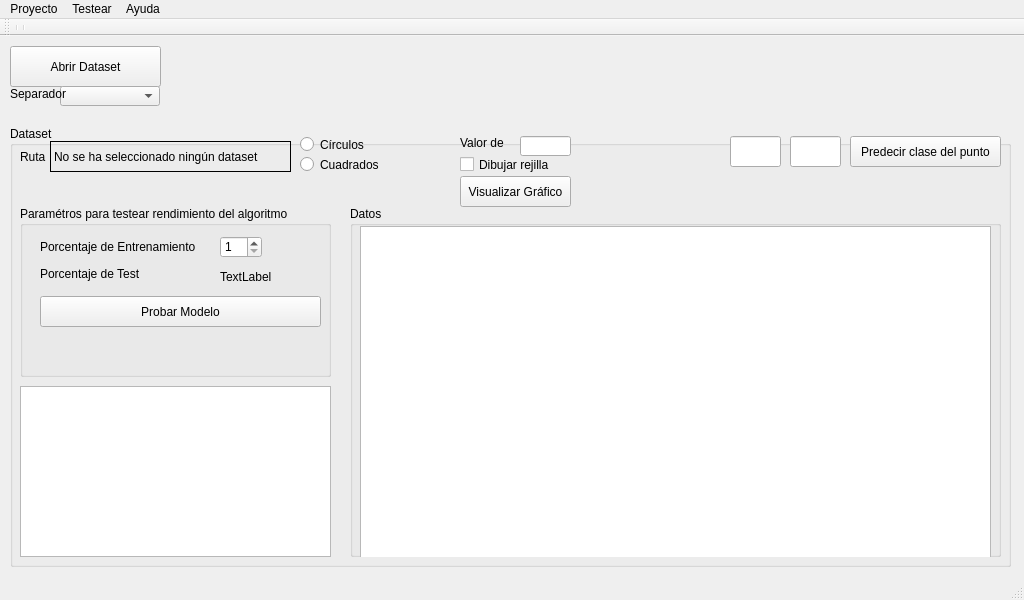
This is src/UI/QT_Main.ui in hectornauta/kavecinos as Qt 5 draws it before an edit. The edited form follows.
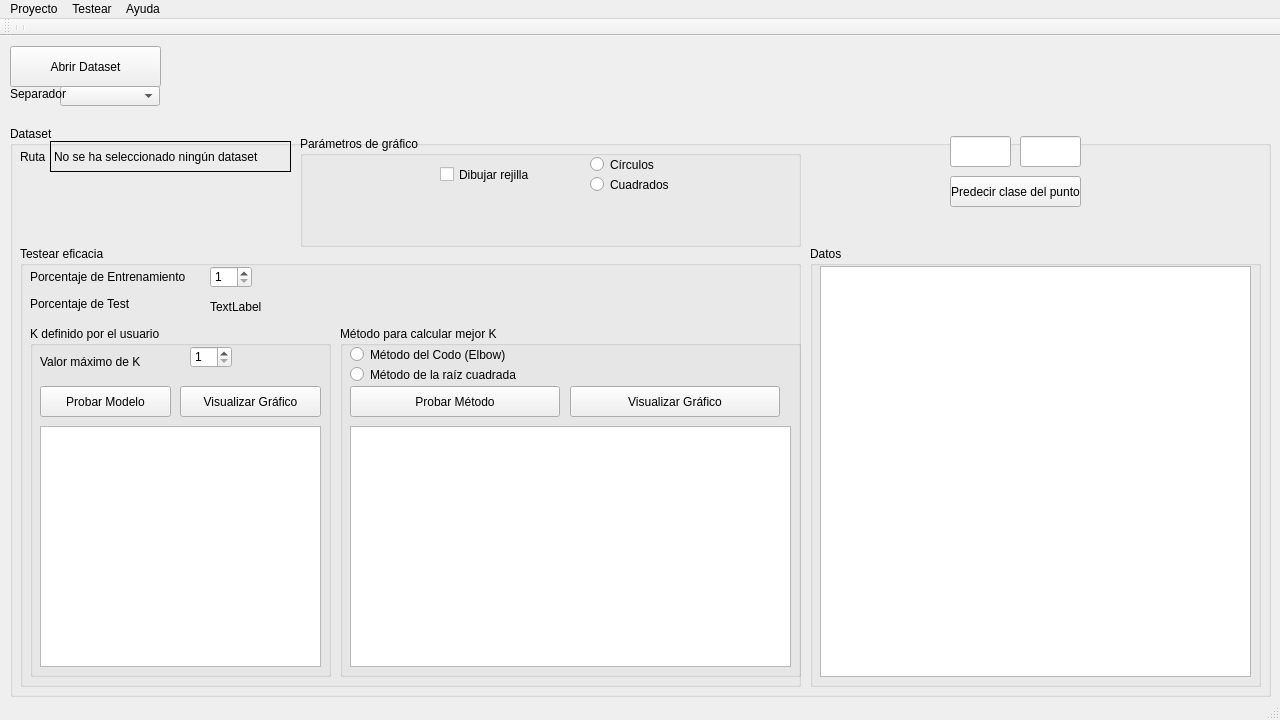
This is the edited form.

Commit message:
Renovación de la interfaz
interfaz cambiada
Agregado el método de obtener k mediante SQRT

Diff of the .ui file:
```diff
--- a/src/UI/QT_Main.ui
+++ b/src/UI/QT_Main.ui
@@ -6,8 +6,8 @@
    <rect>
     <x>0</x>
     <y>0</y>
-    <width>1024</width>
-    <height>600</height>
+    <width>1280</width>
+    <height>720</height>
    </rect>
   </property>
   <property name="windowTitle">
@@ -19,8 +19,8 @@
      <rect>
       <x>10</x>
       <y>90</y>
-      <width>1001</width>
-      <height>441</height>
+      <width>1261</width>
+      <height>571</height>
      </rect>
     </property>
     <property name="title">
@@ -61,33 +61,286 @@
     <widget class="QGroupBox" name="groupBox_2">
      <property name="geometry">
       <rect>
-       <x>10</x>
-       <y>80</y>
-       <width>311</width>
-       <height>171</height>
+       <x>800</x>
+       <y>120</y>
+       <width>451</width>
+       <height>441</height>
       </rect>
      </property>
      <property name="title">
-      <string>Paramétros para testear rendimiento del algoritmo</string>
+      <string>Datos</string>
      </property>
-     <widget class="QLabel" name="labelEntrenamiento">
+     <widget class="QTableWidget" name="tableWidget">
       <property name="geometry">
        <rect>
-        <x>20</x>
+        <x>10</x>
+        <y>20</y>
+        <width>431</width>
+        <height>411</height>
+       </rect>
+      </property>
+     </widget>
+    </widget>
+    <widget class="QLineEdit" name="linePuntoX">
+     <property name="geometry">
+      <rect>
+       <x>940</x>
+       <y>10</y>
+       <width>61</width>
+       <height>31</height>
+      </rect>
+     </property>
+    </widget>
+    <widget class="QLineEdit" name="linePuntoY">
+     <property name="geometry">
+      <rect>
+       <x>1010</x>
+       <y>10</y>
+       <width>61</width>
+       <height>31</height>
+      </rect>
+     </property>
+    </widget>
+    <widget class="QPushButton" name="btnPredecirPunto">
+     <property name="geometry">
+      <rect>
+       <x>940</x>
+       <y>50</y>
+       <width>131</width>
+       <height>31</height>
+      </rect>
+     </property>
+     <property name="text">
+      <string>Predecir clase del punto</string>
+     </property>
+    </widget>
+    <widget class="QGroupBox" name="grupoArmarGrid">
+     <property name="geometry">
+      <rect>
+       <x>290</x>
+       <y>10</y>
+       <width>501</width>
+       <height>111</height>
+      </rect>
+     </property>
+     <property name="title">
+      <string>Parámetros de gráfico</string>
+     </property>
+     <widget class="QCheckBox" name="checkRejilla">
+      <property name="geometry">
+       <rect>
+        <x>140</x>
         <y>30</y>
-        <width>171</width>
-        <height>21</height>
+        <width>101</width>
+        <height>17</height>
        </rect>
       </property>
       <property name="text">
-       <string>Porcentaje de Entrenamiento</string>
+       <string>Dibujar rejilla</string>
       </property>
+     </widget>
+     <widget class="QRadioButton" name="radioCirculo">
+      <property name="geometry">
+       <rect>
+        <x>290</x>
+        <y>20</y>
+        <width>82</width>
+        <height>17</height>
+       </rect>
+      </property>
+      <property name="text">
+       <string>Círculos</string>
+      </property>
+     </widget>
+     <widget class="QRadioButton" name="radioCuadrado">
+      <property name="geometry">
+       <rect>
+        <x>290</x>
+        <y>40</y>
+        <width>82</width>
+        <height>17</height>
+       </rect>
+      </property>
+      <property name="text">
+       <string>Cuadrados</string>
+      </property>
+     </widget>
+    </widget>
+    <widget class="QGroupBox" name="grupoTest">
+     <property name="geometry">
+      <rect>
+       <x>10</x>
+       <y>120</y>
+       <width>781</width>
+       <height>441</height>
+      </rect>
+     </property>
+     <property name="title">
+      <string>Testear eficacia</string>
+     </property>
+     <widget class="QGroupBox" name="grupoTestMetodo">
+      <property name="geometry">
+       <rect>
+        <x>320</x>
+        <y>80</y>
+        <width>461</width>
+        <height>351</height>
+       </rect>
+      </property>
+      <property name="title">
+       <string>Método para calcular mejor K</string>
+      </property>
+      <widget class="QPlainTextEdit" name="txtMejorK">
+       <property name="geometry">
+        <rect>
+         <x>10</x>
+         <y>100</y>
+         <width>441</width>
+         <height>241</height>
+        </rect>
+       </property>
+      </widget>
+      <widget class="QRadioButton" name="radioElbow">
+       <property name="geometry">
+        <rect>
+         <x>10</x>
+         <y>20</y>
+         <width>221</width>
+         <height>17</height>
+        </rect>
+       </property>
+       <property name="text">
+        <string>Método del Codo (Elbow)</string>
+       </property>
+      </widget>
+      <widget class="QRadioButton" name="radioRaiz">
+       <property name="geometry">
+        <rect>
+         <x>10</x>
+         <y>40</y>
+         <width>211</width>
+         <height>17</height>
+        </rect>
+       </property>
+       <property name="text">
+        <string>Método de la raíz cuadrada</string>
+       </property>
+      </widget>
+      <widget class="QPushButton" name="btnGraficoMetodo">
+       <property name="geometry">
+        <rect>
+         <x>230</x>
+         <y>60</y>
+         <width>210</width>
+         <height>31</height>
+        </rect>
+       </property>
+       <property name="text">
+        <string>Visualizar Gráfico</string>
+       </property>
+      </widget>
+      <widget class="QPushButton" name="btnTestMetodo">
+       <property name="geometry">
+        <rect>
+         <x>10</x>
+         <y>60</y>
+         <width>210</width>
+         <height>31</height>
+        </rect>
+       </property>
+       <property name="text">
+        <string>Probar Método</string>
+       </property>
+      </widget>
+     </widget>
+     <widget class="QGroupBox" name="grupoTestUsuario">
+      <property name="geometry">
+       <rect>
+        <x>10</x>
+        <y>80</y>
+        <width>301</width>
+        <height>351</height>
+       </rect>
+      </property>
+      <property name="title">
+       <string>K definido por el usuario</string>
+      </property>
+      <widget class="QPushButton" name="btnTestUsuario">
+       <property name="geometry">
+        <rect>
+         <x>10</x>
+         <y>60</y>
+         <width>131</width>
+         <height>31</height>
+        </rect>
+       </property>
+       <property name="text">
+        <string>Probar Modelo</string>
+       </property>
+      </widget>
+      <widget class="QPlainTextEdit" name="txtTest">
+       <property name="geometry">
+        <rect>
+         <x>10</x>
+         <y>100</y>
+         <width>281</width>
+         <height>241</height>
+        </rect>
+       </property>
+       <property name="font">
+        <font>
+         <pointsize>10</pointsize>
+        </font>
+       </property>
+      </widget>
+      <widget class="QSpinBox" name="spinKUsuario">
+       <property name="geometry">
+        <rect>
+         <x>160</x>
+         <y>20</y>
+         <width>42</width>
+         <height>22</height>
+        </rect>
+       </property>
+       <property name="minimum">
+        <number>1</number>
+       </property>
+       <property name="maximum">
+        <number>20</number>
+       </property>
+      </widget>
+      <widget class="QLabel" name="labelKTest">
+       <property name="geometry">
+        <rect>
+         <x>10</x>
+         <y>20</y>
+         <width>131</width>
+         <height>31</height>
+        </rect>
+       </property>
+       <property name="text">
+        <string>Valor máximo de K</string>
+       </property>
+      </widget>
+      <widget class="QPushButton" name="btnGraficoUsuario">
+       <property name="geometry">
+        <rect>
+         <x>150</x>
+         <y>60</y>
+         <width>141</width>
+         <height>31</height>
+        </rect>
+       </property>
+       <property name="text">
+        <string>Visualizar Gráfico</string>
+       </property>
+      </widget>
      </widget>
      <widget class="QLabel" name="labelTest">
       <property name="geometry">
        <rect>
-        <x>20</x>
-        <y>60</y>
+        <x>10</x>
+        <y>50</y>
         <width>171</width>
         <height>16</height>
        </rect>
@@ -96,11 +349,37 @@
        <string>Porcentaje de Test</string>
       </property>
      </widget>
+     <widget class="QLabel" name="labelTest_2">
+      <property name="geometry">
+       <rect>
+        <x>190</x>
+        <y>50</y>
+        <width>51</width>
+        <height>21</height>
+       </rect>
+      </property>
+      <property name="text">
+       <string>TextLabel</string>
+      </property>
+     </widget>
+     <widget class="QLabel" name="labelEntrenamiento">
+      <property name="geometry">
+       <rect>
+        <x>10</x>
+        <y>20</y>
+        <width>171</width>
+        <height>21</height>
+       </rect>
+      </property>
+      <property name="text">
+       <string>Porcentaje de Entrenamiento</string>
+      </property>
+     </widget>
      <widget class="QSpinBox" name="spinEntrenamiento">
       <property name="geometry">
        <rect>
-        <x>200</x>
-        <y>30</y>
+        <x>190</x>
+        <y>20</y>
         <width>42</width>
         <height>22</height>
        </rect>
@@ -112,173 +391,6 @@
        <number>99</number>
       </property>
      </widget>
-     <widget class="QLabel" name="labelTest_2">
-      <property name="geometry">
-       <rect>
-        <x>200</x>
-        <y>60</y>
-        <width>51</width>
-        <height>21</height>
-       </rect>
-      </property>
-      <property name="text">
-       <string>TextLabel</string>
-      </property>
-     </widget>
-     <widget class="QPushButton" name="btnTest">
-      <property name="geometry">
-       <rect>
-        <x>20</x>
-        <y>90</y>
-        <width>281</width>
-        <height>31</height>
-       </rect>
-      </property>
-      <property name="text">
-       <string>Probar Modelo</string>
-      </property>
-     </widget>
-    </widget>
-    <widget class="QGroupBox" name="groupBox_3">
-     <property name="geometry">
-      <rect>
-       <x>340</x>
-       <y>80</y>
-       <width>651</width>
-       <height>351</height>
-      </rect>
-     </property>
-     <property name="title">
-      <string>Datos</string>
-     </property>
-     <widget class="QTableWidget" name="tableWidget">
-      <property name="geometry">
-       <rect>
-        <x>10</x>
-        <y>20</y>
-        <width>631</width>
-        <height>341</height>
-       </rect>
-      </property>
-     </widget>
-    </widget>
-    <widget class="QPlainTextEdit" name="txtDebug">
-     <property name="geometry">
-      <rect>
-       <x>10</x>
-       <y>260</y>
-       <width>311</width>
-       <height>171</height>
-      </rect>
-     </property>
-    </widget>
-    <widget class="QPushButton" name="btnVerDataset">
-     <property name="geometry">
-      <rect>
-       <x>450</x>
-       <y>50</y>
-       <width>111</width>
-       <height>31</height>
-      </rect>
-     </property>
-     <property name="text">
-      <string>Visualizar Gráfico</string>
-     </property>
-    </widget>
-    <widget class="QLineEdit" name="linePuntoX">
-     <property name="geometry">
-      <rect>
-       <x>720</x>
-       <y>10</y>
-       <width>51</width>
-       <height>31</height>
-      </rect>
-     </property>
-    </widget>
-    <widget class="QLineEdit" name="linePuntoY">
-     <property name="geometry">
-      <rect>
-       <x>780</x>
-       <y>10</y>
-       <width>51</width>
-       <height>31</height>
-      </rect>
-     </property>
-    </widget>
-    <widget class="QPushButton" name="btnPredecirPunto">
-     <property name="geometry">
-      <rect>
-       <x>840</x>
-       <y>10</y>
-       <width>151</width>
-       <height>31</height>
-      </rect>
-     </property>
-     <property name="text">
-      <string>Predecir clase del punto</string>
-     </property>
-    </widget>
-    <widget class="QRadioButton" name="radioCirculo">
-     <property name="geometry">
-      <rect>
-       <x>290</x>
-       <y>10</y>
-       <width>82</width>
-       <height>17</height>
-      </rect>
-     </property>
-     <property name="text">
-      <string>Círculos</string>
-     </property>
-    </widget>
-    <widget class="QRadioButton" name="radioCuadrado">
-     <property name="geometry">
-      <rect>
-       <x>290</x>
-       <y>30</y>
-       <width>82</width>
-       <height>17</height>
-      </rect>
-     </property>
-     <property name="text">
-      <string>Cuadrados</string>
-     </property>
-    </widget>
-    <widget class="QCheckBox" name="checkRejilla">
-     <property name="geometry">
-      <rect>
-       <x>450</x>
-       <y>30</y>
-       <width>101</width>
-       <height>17</height>
-      </rect>
-     </property>
-     <property name="text">
-      <string>Dibujar rejilla</string>
-     </property>
-    </widget>
-    <widget class="QLabel" name="labelK">
-     <property name="geometry">
-      <rect>
-       <x>450</x>
-       <y>10</y>
-       <width>47</width>
-       <height>13</height>
-      </rect>
-     </property>
-     <property name="text">
-      <string>Valor de K</string>
-     </property>
-    </widget>
-    <widget class="QLineEdit" name="lineK">
-     <property name="geometry">
-      <rect>
-       <x>510</x>
-       <y>10</y>
-       <width>51</width>
-       <height>20</height>
-      </rect>
-     </property>
     </widget>
    </widget>
    <widget class="QPushButton" name="abrirDataset">
@@ -323,7 +435,7 @@
     <rect>
      <x>0</x>
      <y>0</y>
-     <width>1024</width>
+     <width>1280</width>
      <height>21</height>
     </rect>
    </property>
```
Left out of the diff: 2 changed lines with no effect on the pictures. The commit also changes 3 other files.
